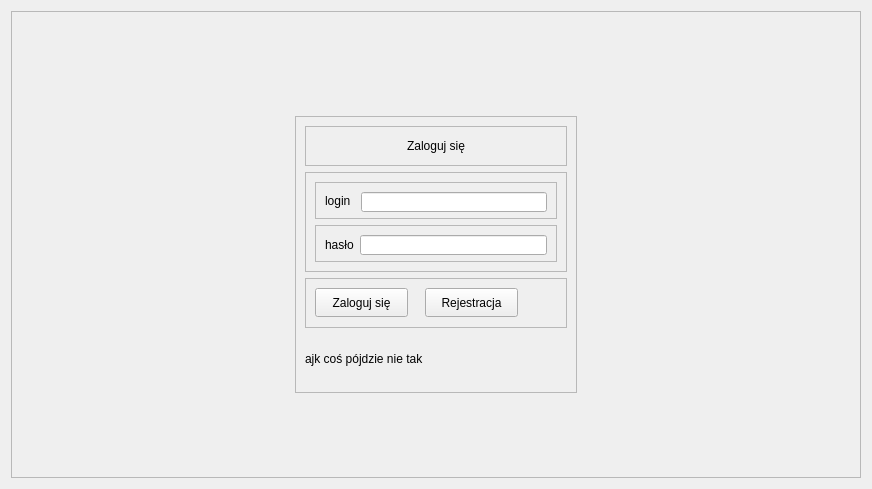
This is src/UI/templates/LogInPage.ui in BartoszPietrucha/projekt as Qt 5 draws it before an edit. The edited form follows.
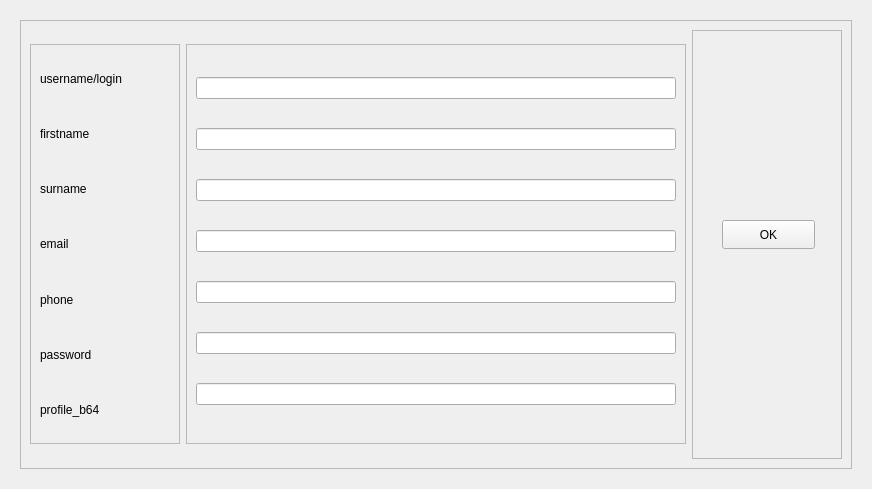
This is the edited form. Icons and pictures are not drawn.

What changed in the file:
```diff
--- a/src/UI/templates/LogInPage.ui
+++ b/src/UI/templates/LogInPage.ui
@@ -25,7 +25,177 @@
   </property>
   <layout class="QHBoxLayout" name="horizontalLayout">
    <item>
+    <widget class="QStackedWidget" name="stackedWidget">
+     <property name="currentIndex">
+      <number>0</number>
+     </property>
+     <widget class="QWidget" name="page">
+      <layout class="QHBoxLayout" name="horizontalLayout_6">
+       <item>
+        <widget class="QFrame" name="frame_13">
+         <property name="minimumSize">
+          <size>
+           <width>0</width>
+           <height>0</height>
+          </size>
+         </property>
+         <property name="maximumSize">
+          <size>
+           <width>16777215</width>
+           <height>500</height>
+          </size>
+         </property>
+         <property name="frameShape">
+          <enum>QFrame::Shape::StyledPanel</enum>
+         </property>
+         <property name="frameShadow">
+          <enum>QFrame::Shadow::Raised</enum>
+         </property>
+         <layout class="QHBoxLayout" name="horizontalLayout_7">
+          <item>
+           <widget class="QFrame" name="frame_14">
+            <property name="maximumSize">
+             <size>
+              <width>16777215</width>
+              <height>400</height>
+             </size>
+            </property>
+            <property name="frameShape">
+             <enum>QFrame::Shape::StyledPanel</enum>
+            </property>
+            <property name="frameShadow">
+             <enum>QFrame::Shadow::Raised</enum>
+            </property>
+            <layout class="QVBoxLayout" name="verticalLayout_4">
+             <item>
+              <widget class="QLabel" name="label_5">
+               <property name="text">
+                <string>username/login</string>
+               </property>
+              </widget>
+             </item>
+             <item>
+              <widget class="QLabel" name="label_6">
+               <property name="text">
+                <string>firstname</string>
+               </property>
+              </widget>
+             </item>
+             <item>
+              <widget class="QLabel" name="label_7">
+               <property name="text">
+                <string>surname</string>
+               </property>
+              </widget>
+             </item>
+             <item>
+              <widget class="QLabel" name="label_8">
+               <property name="text">
+                <string>email</string>
+               </property>
+              </widget>
+             </item>
+             <item>
+              <widget class="QLabel" name="label_9">
+               <property name="text">
+                <string>phone</string>
+               </property>
+              </widget>
+             </item>
+             <item>
+              <widget class="QLabel" name="label_10">
+               <property name="text">
+                <string>password</string>
+               </property>
+              </widget>
+             </item>
+             <item>
+              <widget class="QLabel" name="label_11">
+               <property name="text">
+                <string>profile_b64</string>
+               </property>
+              </widget>
+             </item>
+            </layout>
+           </widget>
+          </item>
+          <item>
+           <widget class="QFrame" name="frame_15">
+            <property name="maximumSize">
+             <size>
+              <width>500</width>
+              <height>400</height>
+             </size>
+            </property>
+            <property name="frameShape">
+             <enum>QFrame::Shape::StyledPanel</enum>
+            </property>
+            <property name="frameShadow">
+             <enum>QFrame::Shadow::Raised</enum>
+            </property>
+            <layout class="QVBoxLayout" name="verticalLayout_5">
+             <item>
+              <widget class="QLineEdit" name="le_username"/>
+             </item>
+             <item>
+              <widget class="QLineEdit" name="le_firstname"/>
+             </item>
+             <item>
+              <widget class="QLineEdit" name="le_surname"/>
+             </item>
+             <item>
+              <widget class="QLineEdit" name="le_email"/>
+             </item>
+             <item>
+              <widget class="QLineEdit" name="le_phone"/>
+             </item>
+             <item>
+              <widget class="QLineEdit" name="le_password"/>
+             </item>
+             <item>
+              <widget class="QLineEdit" name="le_profile_b64"/>
+             </item>
+            </layout>
+           </widget>
+          </item>
+          <item>
+           <widget class="QFrame" name="frame_16">
+            <property name="frameShape">
+             <enum>QFrame::Shape::StyledPanel</enum>
+            </property>
+            <property name="frameShadow">
+             <enum>QFrame::Shadow::Raised</enum>
+            </property>
+            <widget class="QPushButton" name="bt_ok">
+             <property name="geometry">
+              <rect>
+               <x>30</x>
+               <y>190</y>
+               <width>93</width>
+               <height>29</height>
+              </rect>
+             </property>
+             <property name="text">
+              <string>OK</string>
+             </property>
+            </widget>
+           </widget>
+          </item>
+         </layout>
+        </widget>
+       </item>
+      </layout>
+     </widget>
+     <widget class="QWidget" name="page_2">
     <widget class="QFrame" name="frame">
+       <property name="geometry">
+        <rect>
+         <x>0</x>
+         <y>0</y>
+         <width>850</width>
+         <height>467</height>
+        </rect>
+       </property>
      <property name="frameShape">
       <enum>QFrame::Shape::StyledPanel</enum>
      </property>
@@ -311,6 +481,8 @@
        </widget>
       </item>
      </layout>
+      </widget>
+     </widget>
     </widget>
    </item>
   </layout>
```
Lines whose indentation alone changed are shown as unchanged.
